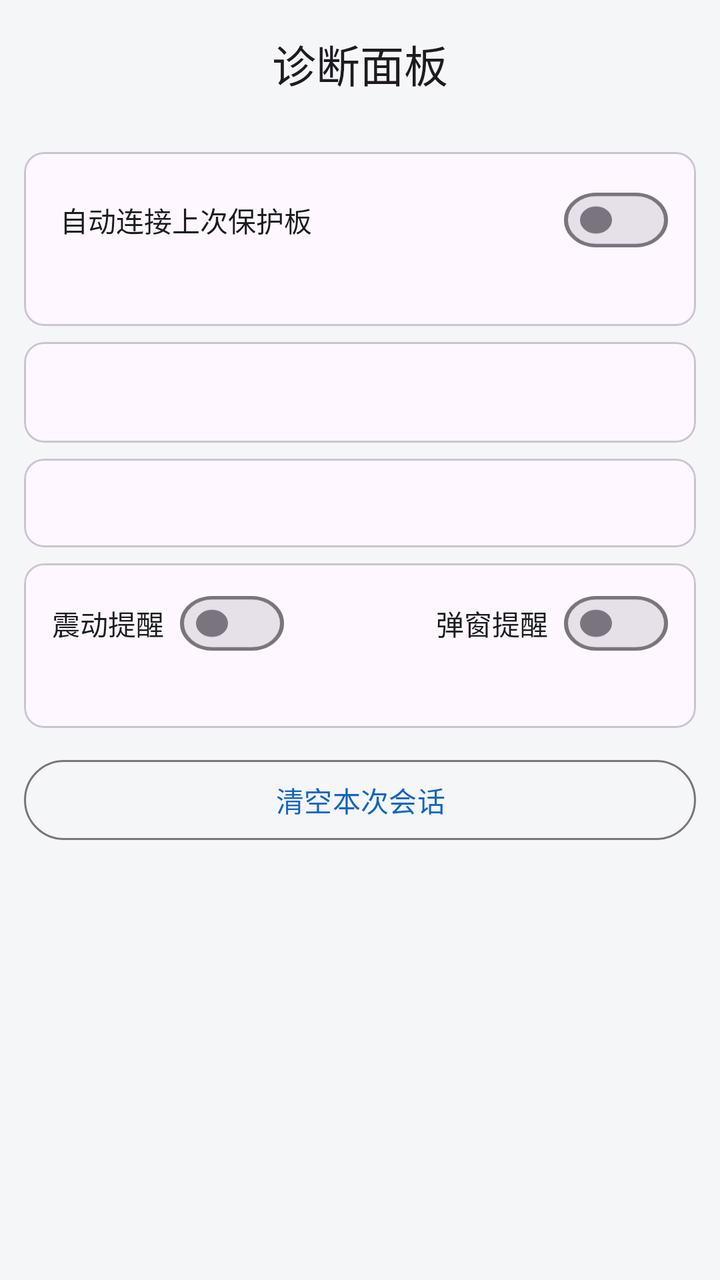
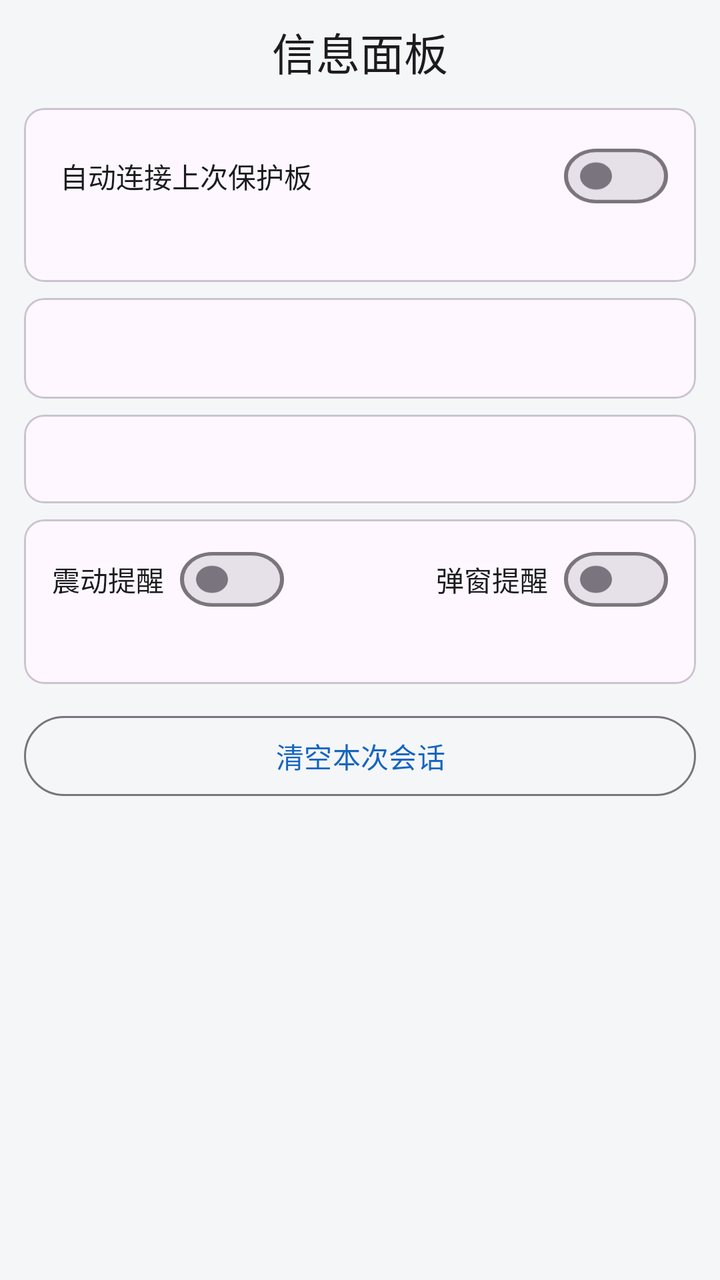

Two renders of the same Android screen: before a commit and after it. Below are the layout's source before the change and the commit's diff.
<!-- AndroidManifest.xml: application theme Theme.YYBMS -->
<!-- res/layout/activity_diag.xml -->
<?xml version="1.0" encoding="utf-8"?>
<LinearLayout xmlns:android="http://schemas.android.com/apk/res/android"
    xmlns:app="http://schemas.android.com/apk/res-auto"
    android:layout_width="match_parent"
    android:layout_height="match_parent"
    android:orientation="vertical">

    
    <com.google.android.material.appbar.MaterialToolbar
        android:id="@+id/toolbar"
        android:layout_width="match_parent"
        android:layout_height="?attr/actionBarSize"
        app:titleCentered="true"
        app:title="@string/diag_title" />

    <ScrollView
        android:layout_width="match_parent"
        android:layout_height="match_parent">

        <LinearLayout
            android:layout_width="match_parent"
            android:layout_height="wrap_content"
            android:orientation="vertical"
            android:padding="12dp">

            
            <com.google.android.material.card.MaterialCardView
                style="@style/DiagCard"
                android:layout_marginTop="0dp">

                <LinearLayout
                    android:layout_width="match_parent"
                    android:layout_height="wrap_content"
                    android:orientation="vertical"
                    android:paddingStart="4dp">

                    
                    <LinearLayout
                        android:layout_width="match_parent"
                        android:layout_height="wrap_content"
                        android:layout_marginTop="4dp"
                        android:gravity="center_vertical"
                        android:orientation="horizontal">

                        <TextView
                            android:layout_width="0dp"
                            android:layout_height="wrap_content"
                            android:layout_weight="1"
                            android:text="@string/setting_auto_connect"
                            android:textColor="@color/text_primary"
                            android:textSize="14sp" />

                        <com.google.android.material.materialswitch.MaterialSwitch
                            android:id="@+id/switch_diag_auto_connect"
                            android:layout_width="wrap_content"
                            android:layout_height="28dp"
                            android:minHeight="0dp"
                            android:scaleY="0.85" />
                    </LinearLayout>

                    <TextView
                        android:id="@+id/tv_diag_saved_device"
                        android:layout_width="match_parent"
                        android:layout_height="wrap_content"
                        android:layout_marginTop="4dp"
                        android:textColor="@color/text_primary"
                        android:textSize="14sp" />
                </LinearLayout>
            </com.google.android.material.card.MaterialCardView>



     <com.google.android.material.card.MaterialCardView
            style="@style/DiagCard">

        <LinearLayout
  style="@style/DiagTable">

            <LinearLayout
      android:id="@+id/ll_identity"
     android:layout_width="match_parent"
           android:layout_height="wrap_content"
  android:orientation="vertical" />

            
            <TextView
                style="@style/DiagText"
                android:id="@+id/tv_device"
                android:layout_marginTop="6dp" />
        </LinearLayout>
    </com.google.android.material.card.MaterialCardView>

            
            <com.google.android.material.card.MaterialCardView
                style="@style/DiagCard">

                <TextView
                    style="@style/DiagText"
                    android:id="@+id/tv_derived" />
            </com.google.android.material.card.MaterialCardView>



        
        <com.google.android.material.card.MaterialCardView
style="@style/DiagCard">

       <LinearLayout
       style="@style/DiagTable">

            
            <LinearLayout
                android:layout_width="match_parent"
                android:layout_height="wrap_content"
                android:layout_marginBottom="6dp"
                android:gravity="center_vertical"
                android:orientation="horizontal">

                <TextView
                    android:layout_width="wrap_content"
                    android:layout_height="wrap_content"
                    android:layout_marginEnd="8dp"
                    android:text="@string/bms_alarm_vibrate"
                    android:textColor="@color/text_primary"
                    android:textSize="14sp" />

                <com.google.android.material.materialswitch.MaterialSwitch
                    android:id="@+id/switch_diag_vibrate"
                    android:layout_width="wrap_content"
                    android:layout_height="28dp"
                    android:minHeight="0dp"
                    android:scaleY="0.85" />

                <Space
                    android:layout_width="0dp"
                    android:layout_height="1dp"
                    android:layout_weight="1" />

                <TextView
                    android:layout_width="wrap_content"
                    android:layout_height="wrap_content"
                    android:layout_marginEnd="8dp"
                    android:text="@string/bms_alarm_dialog"
                    android:textColor="@color/text_primary"
                    android:textSize="14sp" />

                <com.google.android.material.materialswitch.MaterialSwitch
                    android:id="@+id/switch_diag_dialog"
                    android:layout_width="wrap_content"
                    android:layout_height="28dp"
                    android:minHeight="0dp"
                    android:scaleY="0.85" />
            </LinearLayout>

    <LinearLayout
            android:id="@+id/ll_alarms"
   android:layout_width="match_parent"
                android:layout_height="wrap_content"
 android:orientation="vertical" />

      <TextView
             style="@style/DiagText"
 android:id="@+id/tv_alarms" />
         </LinearLayout>
        </com.google.android.material.card.MaterialCardView>

            <com.google.android.material.button.MaterialButton
                android:id="@+id/btn_reset"
                style="@style/Widget.Material3.Button.OutlinedButton"
                android:layout_width="match_parent"
                android:layout_height="wrap_content"
                android:layout_marginTop="12dp"
                android:layout_marginBottom="24dp"
                android:text="@string/diag_reset" />
        </LinearLayout>
    </ScrollView>
</LinearLayout>
<!-- resources referenced by this layout -->
<resources>
  <color name="text_primary">#1A1C1E</color>
  <string name="bms_alarm_dialog">弹窗提醒</string>
  <string name="bms_alarm_vibrate">震动提醒</string>
  <string name="diag_reset">清空本次会话</string>
  <string name="diag_title">诊断面板</string>
  <string name="setting_auto_connect">自动连接上次保护板</string>
  <style name="DiagCard">
          <item name="android:layout_width">match_parent</item>
          <item name="android:layout_height">wrap_content</item>
          <item name="android:layout_marginTop">8dp</item>
          
          <item name="contentPadding">14dp</item>
          
          <item name="cardCornerRadius">10dp</item>
      </style>
  <style name="DiagTable">
          <item name="android:layout_width">match_parent</item>
          <item name="android:layout_height">wrap_content</item>
          <item name="android:orientation">vertical</item>
      </style>
  <style name="DiagText">
       <item name="android:layout_width">match_parent</item>
          <item name="android:layout_height">wrap_content</item>
     <item name="android:fontFamily">monospace</item>
          <item name="android:textSize">12sp</item>
          <item name="android:textColor">@color/text_primary</item>
          <item name="android:lineSpacingMultiplier">1.25</item>
          
          <item name="android:paddingStart">4dp</item>
      </style>
  <style name="Theme.YYBMS" parent="Theme.Material3.DayNight.NoActionBar">
          <item name="colorPrimary">@color/primary</item>
          <item name="colorPrimaryDark">@color/primary_dark</item>
          <item name="android:statusBarColor" tools:targetApi="l">?attr/colorPrimary</item>
          <item name="android:windowBackground">@color/background</item>
      </style>
  <color name="primary">#1565C0</color>
  <color name="primary_dark">#0D47A1</color>
  <color name="background">#F5F6F8</color>
</resources>

<!-- the commit's change to res/layout/activity_diag.xml (unified diff, before → after) -->
@@ -6,10 +6,11 @@
     android:orientation="vertical">
 
     
+    
     <com.google.android.material.appbar.MaterialToolbar
         android:id="@+id/toolbar"
         android:layout_width="match_parent"
-        android:layout_height="?attr/actionBarSize"
+        android:layout_height="52dp"
         app:titleCentered="true"
         app:title="@string/diag_title" />
 
@@ -21,7 +22,10 @@
             android:layout_width="match_parent"
             android:layout_height="wrap_content"
             android:orientation="vertical"
-            android:padding="12dp">
+            android:paddingStart="12dp"
+            android:paddingEnd="12dp"
+            android:paddingTop="2dp"
+            android:paddingBottom="12dp">
 
             
             <com.google.android.material.card.MaterialCardView
<!-- resource entries referenced after the edit -->
@@ -4,7 +4,7 @@
   <string name="bms_alarm_dialog">弹窗提醒</string>
   <string name="bms_alarm_vibrate">震动提醒</string>
   <string name="diag_reset">清空本次会话</string>
-  <string name="diag_title">诊断面板</string>
+  <string name="diag_title">信息面板</string>
   <string name="setting_auto_connect">自动连接上次保护板</string>
   <style name="DiagCard">
           <item name="android:layout_width">match_parent</item>
